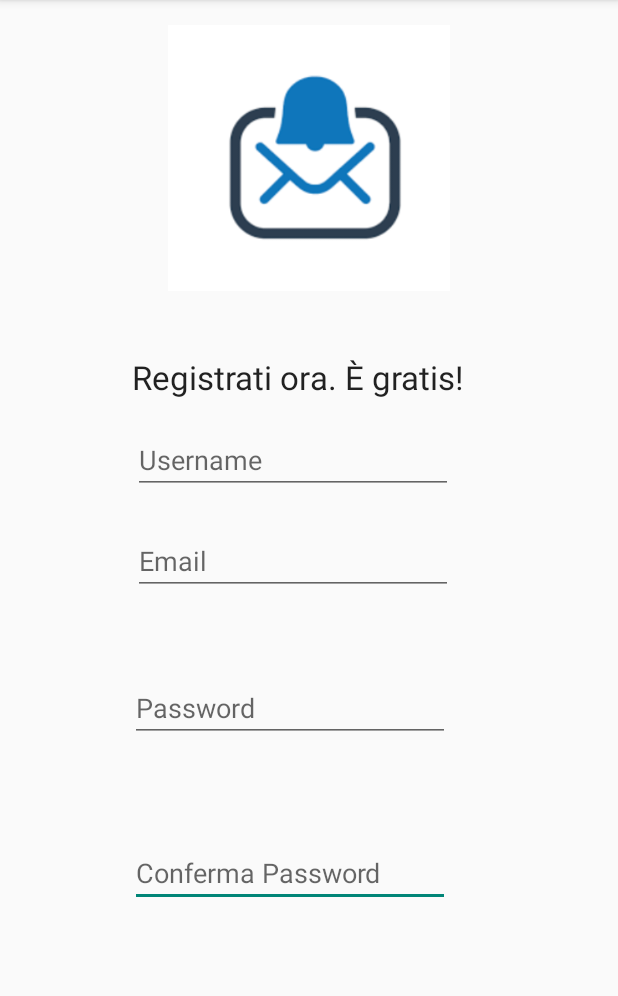
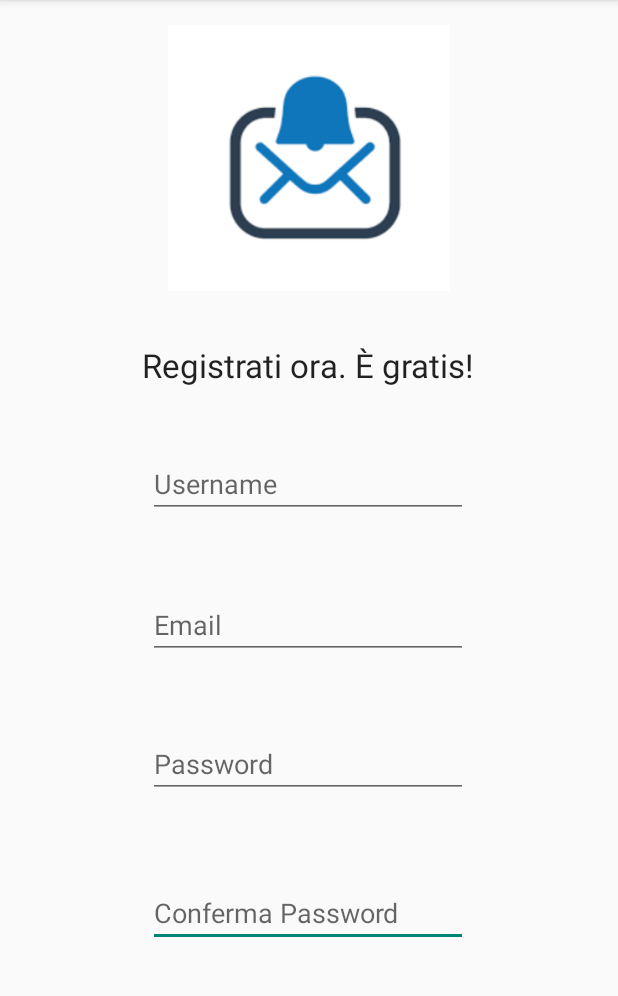
Before and after one commit to iorio170894/ConsigliaViaggi20IorioLosbeferoRuggiero, an Android app: the ActivityRegistrazione screen opened directly, with no data from a screen before it, on a phone screen of 412 x 824 dp, the part 84-1080 px from its top. Run offline under Robolectric (Android 15) with nearby library versions, the phone set to English and light mode, and no system bars; libraries missing offline, so code that uses them is left out: com.amazonaws, com.amazonaws.mobileconnectors; 4 statements that could not run were skipped.

Commit message:
Finita la parte di registrazione a Cognito con anche il controllo per Password e Conferma Password. Definita activity con Probress bar Loading

```diff
--- a/app/src/main/java/com/example/tripnaples/ActivityRegistrazione.java
+++ b/app/src/main/java/com/example/tripnaples/ActivityRegistrazione.java
@@ -1,18 +1,23 @@
 package com.example.tripnaples;
 
+import androidx.appcompat.app.AlertDialog;
 import androidx.appcompat.app.AppCompatActivity;
 
 import android.content.Intent;
 import android.os.Bundle;
+import android.os.Handler;
 import android.util.Log;
 import android.view.View;
 import android.widget.Button;
 import android.widget.EditText;
+import android.widget.Toast;
 
 import com.amazonaws.mobileconnectors.cognitoidentityprovider.CognitoUser;
 import com.amazonaws.mobileconnectors.cognitoidentityprovider.CognitoUserAttributes;
 import com.amazonaws.mobileconnectors.cognitoidentityprovider.CognitoUserCodeDeliveryDetails;
 import com.amazonaws.mobileconnectors.cognitoidentityprovider.handlers.SignUpHandler;
+
+import static android.widget.Toast.*;
 
 public class ActivityRegistrazione extends AppCompatActivity {
 
@@ -20,9 +25,8 @@ public class ActivityRegistrazione extends AppCompatActivity {
     protected void onCreate(Bundle savedInstanceState) {
         super.onCreate(savedInstanceState);
         setContentView(R.layout.activity_registrazione);
+
         registerUser();
-
-        //Tasto annulla torna a MainActivity
 
         Button annulla = (Button) findViewById(R.id.buttonAnnulla);
         annulla.setOnClickListener(new View.OnClickListener() {
@@ -37,9 +41,9 @@ public class ActivityRegistrazione extends AppCompatActivity {
         private void registerUser() {
             final EditText inputEmail = findViewById(R.id.editTextMail);
             final EditText inputPassword = findViewById(R.id.editTextTextPassword);
+            final EditText inputConfermaPassword = findViewById(R.id.editTextTextConfirmPassword);
             final EditText inputNickname = findViewById(R.id.editTextNickname);
-            //Log.i("Tag","Email:" + inputEmail);
-            //Log.i("Tag","Password:" + inputPassword);
+
 
             //Crea un CognitoUserAttributes e un user Attributes
 
@@ -60,27 +64,53 @@ public class ActivityRegistrazione extends AppCompatActivity {
                         //user è stato confermato
                         Log.i("Tag", "Registrazione avvenuta con successo... confermata");
                     }
+                  //  if (inputPassword.equals(inputConfermaPassword)) {
+                        loagindDialog.startLoadingDialog();
+                        Handler handler = new Handler();
+                        handler.postDelayed(new Runnable() {
+                            @Override
+                            public void run() {
+                                loagindDialog.dismissDialog();
+                                startActivity(new Intent(ActivityRegistrazione.this, ActivityBenvenuto.class));
+                            }
+                        }, 5000);
+                  //  }
                 }
 
                 @Override
                 public void onFailure(Exception exception) {
                     //registrazione fallita controlla l'eccezione
                     Log.i( "Tag","Registrazione fallita" + exception.getLocalizedMessage());
+                    AlertDialog.Builder builder=new AlertDialog.Builder(ActivityRegistrazione.this);
+                    builder.setTitle("Errore nella Registrazione:");
+                    builder.setMessage("Attenzione:"+exception.getLocalizedMessage());
+                    builder.show();
                 }
             };
+
             //Tasto avanti va avanti nella registrazione
 
             Button avanti = (Button) findViewById(R.id.buttonAvanti);
             avanti.setOnClickListener(new View.OnClickListener() {
                 @Override
                 public void onClick(View view) {
-                    //apri activity relativo alla seconda registrazione
-                    CognitoSettings cognitoSettings=new CognitoSettings(ActivityRegistrazione.this);
-                    cognitoSettings.getUserPool().signUpInBackground(String.valueOf(inputNickname.getText() )
-                        , String.valueOf(inputPassword.getText()),userAttributes,null,signupCallback
-                        );
-                    startActivity(new Intent(ActivityRegistrazione.this, ActivityRegistrazione2.class));
+
+                   if (!inputPassword.getText().toString().equals(inputConfermaPassword.getText().toString())) {
+                       AlertDialog.Builder builder=new AlertDialog.Builder(ActivityRegistrazione.this);
+                       builder.setTitle("Errore nella Registrazione:");
+                       builder.setMessage("Attenzione: Password e Conferma Password non coincidono");
+                       builder.show();
+                   }
+                   else {
+                       CognitoSettings cognitoSettings = new CognitoSettings(ActivityRegistrazione.this);
+                       cognitoSettings.getUserPool().signUpInBackground(String.valueOf(inputNickname.getText())
+                               , String.valueOf(inputPassword.getText()), userAttributes, null, signupCallback
+                       );
+                        }
                 }
             });
         }
+
+        LoagindDialog loagindDialog = new LoagindDialog(ActivityRegistrazione.this);
+
 }
--- /dev/null
+++ b/app/src/main/java/com/example/tripnaples/LoagindDialog.java
@@ -0,0 +1,32 @@
+package com.example.tripnaples;
+
+import android.app.Activity;
+import android.app.AlertDialog;
+import android.content.Intent;
+import android.view.LayoutInflater;
+
+import java.security.KeyStore;
+
+public class LoagindDialog {
+    Activity activity;
+    AlertDialog dialog;
+
+    LoagindDialog (Activity myActivity){
+        activity=myActivity;
+    }
+
+    void  startLoadingDialog () {
+        AlertDialog.Builder builder = new AlertDialog.Builder(activity);
+
+        LayoutInflater inflater = activity.getLayoutInflater();
+        builder.setView(inflater.inflate(R.layout.loading_dialog,null));
+        builder.setCancelable(true);
+
+        dialog = builder.create();
+        dialog.show();
+    }
+
+    void  dismissDialog (){
+        dialog.dismiss();
+    }
+}
--- a/app/src/main/res/layout/activity_registrazione.xml
+++ b/app/src/main/res/layout/activity_registrazione.xml
@@ -15,10 +15,10 @@
         android:inputType="textPassword"
         app:layout_constraintBottom_toBottomOf="parent"
         app:layout_constraintEnd_toEndOf="parent"
-        app:layout_constraintHorizontal_bias="0.437"
+        app:layout_constraintHorizontal_bias="0.497"
         app:layout_constraintStart_toStartOf="parent"
         app:layout_constraintTop_toTopOf="parent"
-        app:layout_constraintVertical_bias="0.774" />
+        app:layout_constraintVertical_bias="0.811" />
 
     <ImageView
         android:id="@+id/imageView2"
@@ -37,7 +37,7 @@
         android:layout_width="125dp"
         android:layout_height="50dp"
         android:background="@drawable/rounded_button_background"
-        android:text="Avanti"
+        android:text="Iscriviti"
         android:textColor="@color/white"
         app:layout_constraintBottom_toBottomOf="parent"
         app:layout_constraintEnd_toEndOf="parent"
@@ -66,28 +66,28 @@
         android:layout_width="wrap_content"
         android:layout_height="wrap_content"
         android:ems="10"
+        android:hint="Password"
         android:inputType="textPassword"
         app:layout_constraintBottom_toBottomOf="parent"
         app:layout_constraintEnd_toEndOf="parent"
-        app:layout_constraintHorizontal_bias="0.437"
+        app:layout_constraintHorizontal_bias="0.497"
         app:layout_constraintStart_toStartOf="parent"
         app:layout_constraintTop_toTopOf="parent"
-        app:layout_constraintVertical_bias="0.622"
-        android:hint="Password"/>
+        app:layout_constraintVertical_bias="0.673" />
 
     <EditText
         android:id="@+id/editTextMail"
         android:layout_width="wrap_content"
         android:layout_height="wrap_content"
         android:ems="10"
+        android:hint="Email"
         android:inputType="textEmailAddress"
         app:layout_constraintBottom_toBottomOf="parent"
         app:layout_constraintEnd_toEndOf="parent"
-        app:layout_constraintHorizontal_bias="0.447"
+        app:layout_constraintHorizontal_bias="0.497"
         app:layout_constraintStart_toStartOf="parent"
         app:layout_constraintTop_toTopOf="parent"
-        app:layout_constraintVertical_bias="0.486"
-        android:hint="Email"/>
+        app:layout_constraintVertical_bias="0.545" />
 
     <TextView
         android:id="@+id/textView5"
@@ -97,23 +97,23 @@
         android:textAppearance="@style/TextAppearance.AppCompat.Large"
         app:layout_constraintBottom_toBottomOf="parent"
         app:layout_constraintEnd_toEndOf="parent"
-        app:layout_constraintHorizontal_bias="0.464"
+        app:layout_constraintHorizontal_bias="0.497"
         app:layout_constraintStart_toStartOf="parent"
         app:layout_constraintTop_toTopOf="parent"
-        app:layout_constraintVertical_bias="0.32" />
+        app:layout_constraintVertical_bias="0.31" />
 
     <EditText
         android:id="@+id/editTextNickname"
         android:layout_width="wrap_content"
         android:layout_height="wrap_content"
         android:ems="10"
+        android:hint="Username"
         android:inputType="textPersonName"
-        android:hint="Username"
         app:layout_constraintBottom_toBottomOf="parent"
         app:layout_constraintEnd_toEndOf="parent"
-        app:layout_constraintHorizontal_bias="0.447"
+        app:layout_constraintHorizontal_bias="0.497"
         app:layout_constraintStart_toStartOf="parent"
         app:layout_constraintTop_toTopOf="parent"
-        app:layout_constraintVertical_bias="0.393" />
+        app:layout_constraintVertical_bias="0.415" />
 
 </androidx.constraintlayout.widget.ConstraintLayout>
```
Also changed, not shown: app/src/main/AndroidManifest.xml (+5 -4 lines), app/src/main/java/com/example/tripnaples/ActivityBenvenuto.java (added, +14 -0 lines), app/src/main/res/layout/loading_dialog.xml (added, +34 -0 lines), app/src/main/res/values/strings.xml (+7 -7 lines).
